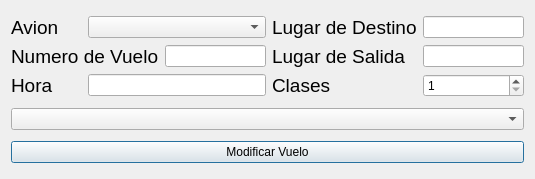
Old version of the form modificarvuelo.ui in the repository dariovillalta/Proyecto2_Aeropuerto.
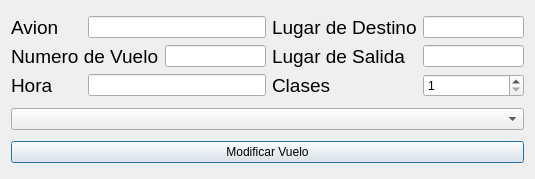
New version of the form.

```diff
--- a/modificarvuelo.ui
+++ b/modificarvuelo.ui
@@ -111,7 +111,7 @@
       </widget>
      </item>
      <item row="0" column="1" colspan="2">
-      <widget class="QComboBox" name="comboBox"/>
+      <widget class="QLineEdit" name="tf_avion"/>
      </item>
     </layout>
    </item>
```
